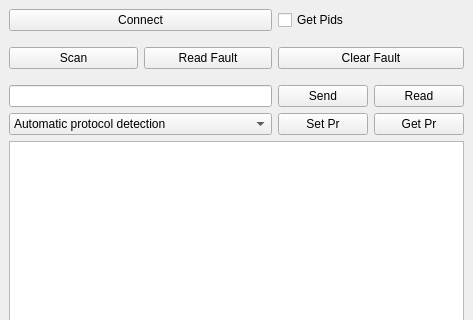
Above: mainwindow.ui from takyonxxx/ObdReader before the change; both pictures show x 0 to 473 and y 0 to 320 of the 473 by 508 pixel window. Below: the same form after it.
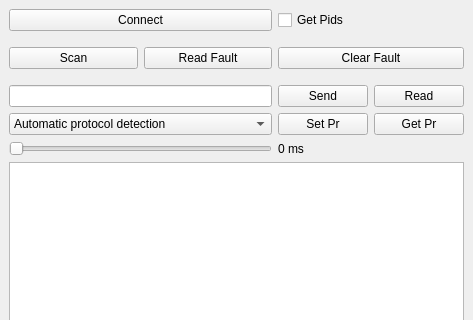
That is the form after the change.

```diff
--- a/mainwindow.ui
+++ b/mainwindow.ui
@@ -283,6 +283,20 @@
           </property>
          </widget>
         </item>
+        <item row="14" column="0" colspan="2">
+         <widget class="QSlider" name="intervalSlider">
+          <property name="orientation">
+           <enum>Qt::Horizontal</enum>
+          </property>
+         </widget>
+        </item>
+        <item row="14" column="2" colspan="2">
+         <widget class="QLabel" name="labelInterval">
+          <property name="text">
+           <string>0 ms</string>
+          </property>
+         </widget>
+        </item>
        </layout>
       </item>
      </layout>
```
